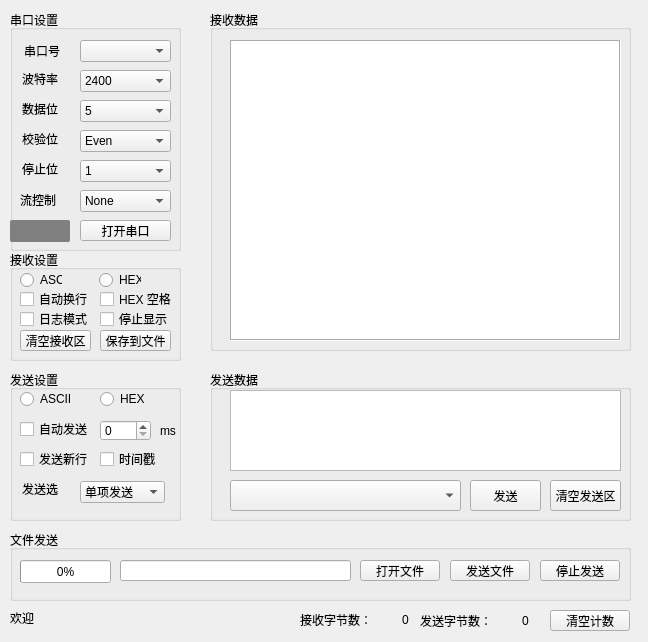
zoufudun/SerialPort, file widget.ui: the form before one commit.
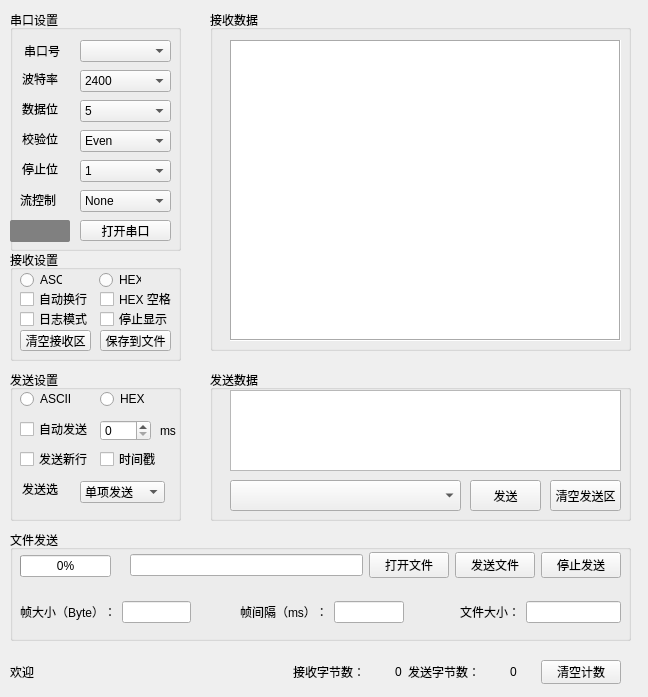
The form after the commit. Icons and pictures are not drawn.

Commit message: 实现文件保存和文件发送，文件发送需要修订

```diff
--- a/widget.ui
+++ b/widget.ui
@@ -7,7 +7,7 @@
     <x>0</x>
     <y>0</y>
     <width>648</width>
-    <height>642</height>
+    <height>697</height>
    </rect>
   </property>
   <property name="windowTitle">
@@ -753,170 +753,268 @@
     </item>
    </layout>
   </widget>
-  <widget class="QPushButton" name="pushButtonClrCount">
-   <property name="geometry">
-    <rect>
-     <x>550</x>
-     <y>610</y>
-     <width>80</width>
-     <height>21</height>
-    </rect>
-   </property>
-   <property name="text">
-    <string>清空计数</string>
-   </property>
-  </widget>
-  <widget class="QWidget" name="layoutWidget">
-   <property name="geometry">
-    <rect>
-     <x>300</x>
-     <y>610</y>
-     <width>111</width>
-     <height>20</height>
-    </rect>
-   </property>
-   <layout class="QHBoxLayout" name="horizontalLayout">
-    <property name="spacing">
-     <number>30</number>
-    </property>
-    <property name="sizeConstraint">
-     <enum>QLayout::SetMaximumSize</enum>
-    </property>
-    <item>
-     <widget class="QLabel" name="label_8">
-      <property name="text">
-       <string>接收字节数：</string>
-      </property>
-      <property name="scaledContents">
-       <bool>true</bool>
-      </property>
-     </widget>
-    </item>
-    <item>
-     <widget class="QLabel" name="labelRecvBytes">
-      <property name="text">
-       <string>0</string>
-      </property>
-     </widget>
-    </item>
-   </layout>
-  </widget>
-  <widget class="QWidget" name="layoutWidget">
-   <property name="geometry">
-    <rect>
-     <x>420</x>
-     <y>610</y>
-     <width>121</width>
-     <height>21</height>
-    </rect>
-   </property>
-   <layout class="QHBoxLayout" name="horizontalLayout_2">
-    <property name="spacing">
-     <number>30</number>
-    </property>
-    <item>
-     <widget class="QLabel" name="labelSendBytesTXT">
-      <property name="text">
-       <string>发送字节数：</string>
-      </property>
-     </widget>
-    </item>
-    <item>
-     <widget class="QLabel" name="labelSendBytes">
-      <property name="text">
-       <string>0</string>
-      </property>
-     </widget>
-    </item>
-   </layout>
-  </widget>
   <widget class="QGroupBox" name="groupBox_6">
    <property name="geometry">
     <rect>
      <x>10</x>
      <y>530</y>
      <width>621</width>
-     <height>71</height>
+     <height>111</height>
     </rect>
    </property>
    <property name="title">
     <string>文件发送</string>
    </property>
-   <widget class="QProgressBar" name="progressBar">
+   <widget class="QWidget" name="layoutWidget">
     <property name="geometry">
      <rect>
-      <x>10</x>
-      <y>30</y>
-      <width>91</width>
-      <height>23</height>
+      <x>120</x>
+      <y>15</y>
+      <width>491</width>
+      <height>41</height>
      </rect>
     </property>
-    <property name="value">
-     <number>0</number>
-    </property>
+    <layout class="QHBoxLayout" name="horizontalLayout_9">
+     <item>
+      <layout class="QHBoxLayout" name="horizontalLayout_7">
+       <item>
+        <widget class="QLineEdit" name="lineEditFilePath"/>
+       </item>
+       <item>
+        <widget class="QPushButton" name="pushButtonOpenFile">
+         <property name="text">
+          <string>打开文件</string>
+         </property>
+        </widget>
+       </item>
+      </layout>
+     </item>
+     <item>
+      <layout class="QHBoxLayout" name="horizontalLayout_8">
+       <item>
+        <widget class="QPushButton" name="pushButtonSendFile">
+         <property name="text">
+          <string>发送文件</string>
+         </property>
+        </widget>
+       </item>
+       <item>
+        <widget class="QPushButton" name="pushButtonStopSendFile">
+         <property name="text">
+          <string>停止发送</string>
+         </property>
+        </widget>
+       </item>
+      </layout>
+     </item>
+    </layout>
    </widget>
-   <widget class="QLineEdit" name="lineEdit">
+   <widget class="QWidget" name="layoutWidget">
     <property name="geometry">
      <rect>
-      <x>110</x>
-      <y>30</y>
-      <width>231</width>
-      <height>21</height>
+      <x>10</x>
+      <y>21</y>
+      <width>111</width>
+      <height>31</height>
      </rect>
     </property>
+    <layout class="QHBoxLayout" name="horizontalLayout_10">
+     <item>
+      <widget class="QProgressBar" name="progressBar">
+       <property name="value">
+        <number>0</number>
+       </property>
+      </widget>
+     </item>
+     <item>
+      <spacer name="horizontalSpacer_6">
+       <property name="orientation">
+        <enum>Qt::Horizontal</enum>
+       </property>
+       <property name="sizeHint" stdset="0">
+        <size>
+         <width>18</width>
+         <height>20</height>
+        </size>
+       </property>
+      </spacer>
+     </item>
+    </layout>
    </widget>
-   <widget class="QPushButton" name="pushButtonOpenFile">
+   <widget class="QWidget" name="layoutWidget_2">
     <property name="geometry">
      <rect>
-      <x>350</x>
-      <y>30</y>
-      <width>80</width>
-      <height>21</height>
+      <x>450</x>
+      <y>70</y>
+      <width>161</width>
+      <height>24</height>
      </rect>
     </property>
-    <property name="text">
-     <string>打开文件</string>
-    </property>
+    <layout class="QHBoxLayout" name="horizontalLayout_13">
+     <item>
+      <widget class="QLabel" name="label_12">
+       <property name="text">
+        <string>文件大小：</string>
+       </property>
+      </widget>
+     </item>
+     <item>
+      <widget class="QLineEdit" name="lineEditFileSize"/>
+     </item>
+    </layout>
    </widget>
-   <widget class="QPushButton" name="pushButtonSendFile">
+   <widget class="QWidget" name="">
     <property name="geometry">
      <rect>
-      <x>440</x>
-      <y>30</y>
-      <width>80</width>
-      <height>21</height>
+      <x>10</x>
+      <y>70</y>
+      <width>171</width>
+      <height>24</height>
      </rect>
     </property>
-    <property name="text">
-     <string>发送文件</string>
-    </property>
+    <layout class="QHBoxLayout" name="horizontalLayout_11">
+     <item>
+      <widget class="QLabel" name="label_10">
+       <property name="text">
+        <string>帧大小（Byte）：</string>
+       </property>
+      </widget>
+     </item>
+     <item>
+      <widget class="QLineEdit" name="lineEditFrameLen"/>
+     </item>
+    </layout>
    </widget>
-   <widget class="QPushButton" name="pushButtonSendFile_2">
+   <widget class="QWidget" name="">
     <property name="geometry">
      <rect>
-      <x>530</x>
-      <y>30</y>
-      <width>80</width>
-      <height>21</height>
+      <x>230</x>
+      <y>70</y>
+      <width>164</width>
+      <height>24</height>
      </rect>
     </property>
-    <property name="text">
-     <string>停止发送</string>
-    </property>
+    <layout class="QHBoxLayout" name="horizontalLayout_12">
+     <item>
+      <widget class="QLabel" name="label_11">
+       <property name="text">
+        <string>帧间隔（ms）：</string>
+       </property>
+      </widget>
+     </item>
+     <item>
+      <widget class="QLineEdit" name="lineEditFrameGap"/>
+     </item>
+    </layout>
    </widget>
   </widget>
-  <widget class="QLabel" name="labelSerialSta">
+  <widget class="QWidget" name="layoutWidget">
    <property name="geometry">
     <rect>
      <x>10</x>
-     <y>610</y>
-     <width>271</width>
-     <height>16</height>
+     <y>660</y>
+     <width>611</width>
+     <height>24</height>
     </rect>
    </property>
-   <property name="text">
-    <string>欢迎</string>
-   </property>
+   <layout class="QHBoxLayout" name="horizontalLayout_6">
+    <item>
+     <widget class="QLabel" name="labelSerialSta">
+      <property name="text">
+       <string>欢迎</string>
+      </property>
+     </widget>
+    </item>
+    <item>
+     <spacer name="horizontalSpacer_2">
+      <property name="orientation">
+       <enum>Qt::Horizontal</enum>
+      </property>
+      <property name="sizeHint" stdset="0">
+       <size>
+        <width>17</width>
+        <height>20</height>
+       </size>
+      </property>
+     </spacer>
+    </item>
+    <item>
+     <layout class="QHBoxLayout" name="horizontalLayout_5">
+      <item>
+       <layout class="QHBoxLayout" name="horizontalLayout_4">
+        <item>
+         <layout class="QHBoxLayout" name="horizontalLayout">
+          <property name="spacing">
+           <number>30</number>
+          </property>
+          <property name="sizeConstraint">
+           <enum>QLayout::SetMaximumSize</enum>
+          </property>
+          <item>
+           <widget class="QLabel" name="label_8">
+            <property name="text">
+             <string>接收字节数：</string>
+            </property>
+            <property name="scaledContents">
+             <bool>true</bool>
+            </property>
+           </widget>
+          </item>
+          <item>
+           <widget class="QLabel" name="labelRecvBytes">
+            <property name="text">
+             <string>0</string>
+            </property>
+           </widget>
+          </item>
+         </layout>
+        </item>
+        <item>
+         <layout class="QHBoxLayout" name="horizontalLayout_2">
+          <property name="spacing">
+           <number>30</number>
+          </property>
+          <item>
+           <widget class="QLabel" name="labelSendBytesTXT">
+            <property name="text">
+             <string>发送字节数：</string>
+            </property>
+           </widget>
+          </item>
+          <item>
+           <widget class="QLabel" name="labelSendBytes">
+            <property name="text">
+             <string>0</string>
+            </property>
+           </widget>
+          </item>
+         </layout>
+        </item>
+       </layout>
+      </item>
+      <item>
+       <spacer name="horizontalSpacer">
+        <property name="orientation">
+         <enum>Qt::Horizontal</enum>
+        </property>
+        <property name="sizeHint" stdset="0">
+         <size>
+          <width>18</width>
+          <height>20</height>
+         </size>
+        </property>
+       </spacer>
+      </item>
+      <item>
+       <widget class="QPushButton" name="pushButtonClrCount">
+        <property name="text">
+         <string>清空计数</string>
+        </property>
+       </widget>
+      </item>
+     </layout>
+    </item>
+   </layout>
   </widget>
   <zorder>groupBox_5</zorder>
   <zorder>textEditSend</zorder>
```
Left out of the diff: 5 changed lines with no effect on the pictures. The commit also changes 3 other files.
